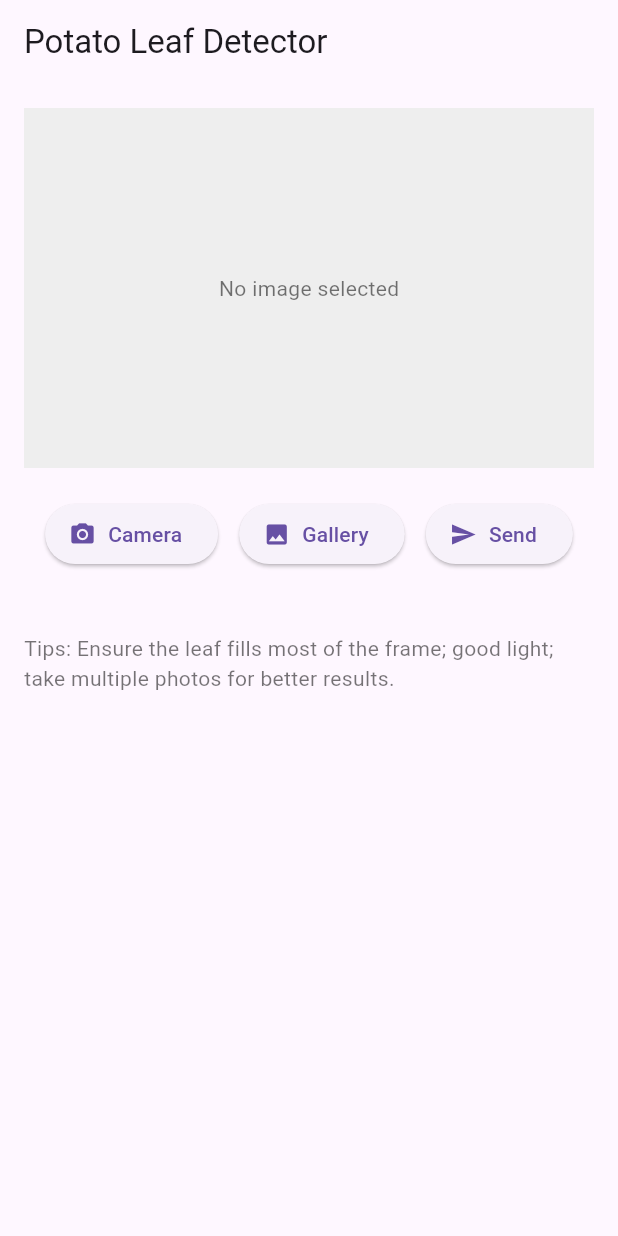
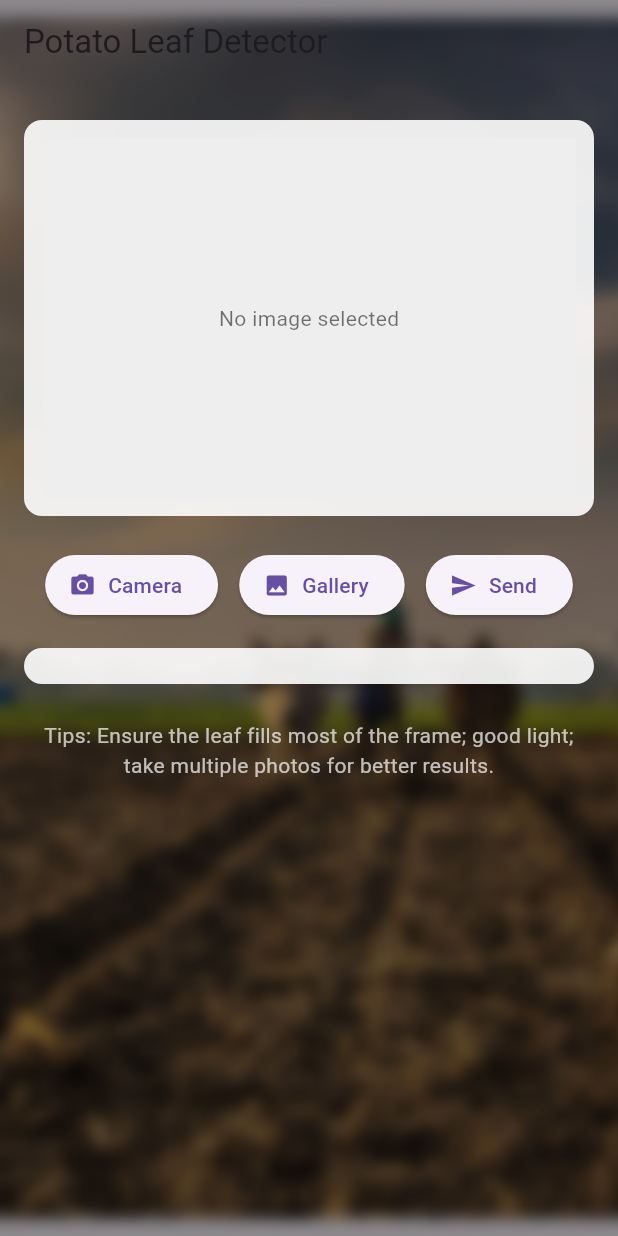
Before and after one commit to KhalilAmamri/potato-disease-classification, a Flutter app: the screen it shows after launch, on a phone screen of 412 x 824 dp. Run offline on Flutter 3.47's test engine with Material 3 defaults, Android fonts, the phone set to English and light mode, and no system bars; our stand-ins replace flutter_dotenv, flutter_spinkit, image_picker.

```diff
--- a/mobile/flutter_app/lib/main.dart
+++ b/mobile/flutter_app/lib/main.dart
@@ -36,6 +36,7 @@ class PotatoApp extends StatelessWidget {
         primarySwatch: Colors.green,
       ),
       home: const HomePage(),
+      debugShowCheckedModeBanner: false,
     );
   }
 }
@@ -278,19 +279,44 @@ class _HomePageState extends State<HomePage> {
         : Image.memory(_imageBytes!, height: 240, fit: BoxFit.cover);
 
     return Scaffold(
+      extendBodyBehindAppBar: true,
       appBar: AppBar(
         title: const Text('Potato Leaf Detector'),
+        backgroundColor: Colors.transparent,
+        elevation: 0,
       ),
-      body: SingleChildScrollView(
-        padding: const EdgeInsets.all(16),
+      body: Stack(
+        fit: StackFit.expand,
+        children: [
+          // Background image
+          Image.asset(
+            'assets/images/bg.png', // Put your file here
+            fit: BoxFit.cover,
+            errorBuilder: (context, _, __) => Container(color: Colors.black12),
+          ),
+          // Dim overlay for readability
+          Container(color: Colors.black.withOpacity(0.45)),
+          // Content
+          SingleChildScrollView(
+            padding: const EdgeInsets.fromLTRB(16, kToolbarHeight + 24, 16, 24),
             child: Column(
+              crossAxisAlignment: CrossAxisAlignment.stretch,
               children: [
-            preview,
-            const SizedBox(height: 8),
-            // Show endpoint being used (debug only)
+                // Preview card with a subtle background
+                Container(
+                  decoration: BoxDecoration(
+                    color: Colors.white.withOpacity(0.9),
+                    borderRadius: BorderRadius.circular(12),
+                  ),
+                  padding: const EdgeInsets.all(12),
+                  child: preview,
+                ),
+                const SizedBox(height: 10),
                 if (kDebugMode)
-              SelectableText('Endpoint: $hfEndpoint',
-                  style: const TextStyle(fontSize: 12, color: Colors.black54)),
+                  SelectableText(
+                    'Endpoint: $hfEndpoint',
+                    style: const TextStyle(fontSize: 12, color: Colors.white70),
+                  ),
                 const SizedBox(height: 12),
                 Row(
                   mainAxisAlignment: MainAxisAlignment.spaceEvenly,
@@ -313,14 +339,24 @@ class _HomePageState extends State<HomePage> {
                   ],
                 ),
                 const SizedBox(height: 18),
-            _resultCard(),
+                Container(
+                  decoration: BoxDecoration(
+                    color: Colors.white.withOpacity(0.9),
+                    borderRadius: BorderRadius.circular(12),
+                  ),
+                  padding: const EdgeInsets.all(12),
+                  child: _resultCard(),
+                ),
                 const SizedBox(height: 24),
                 const Text(
                   'Tips: Ensure the leaf fills most of the frame; good light; take multiple photos for better results.',
-              style: TextStyle(color: Colors.black54),
-            )
+                  style: TextStyle(color: Colors.white70),
+                  textAlign: TextAlign.center,
+                ),
               ],
             ),
+          ),
+        ],
       ),
     );
   }
--- a/mobile/flutter_app/pubspec.yaml
+++ b/mobile/flutter_app/pubspec.yaml
@@ -20,6 +20,8 @@ flutter:
   uses-material-design: true
   assets:
     - .env
+    # Image assets (add your background image under assets/images)
+    - assets/images/
 
 dev_dependencies:
   flutter_test:
```
Also changed, not shown: mobile/flutter_app/assets/images/bg.png (added), 1 other file. Lines whose indentation alone changed are shown as unchanged.
